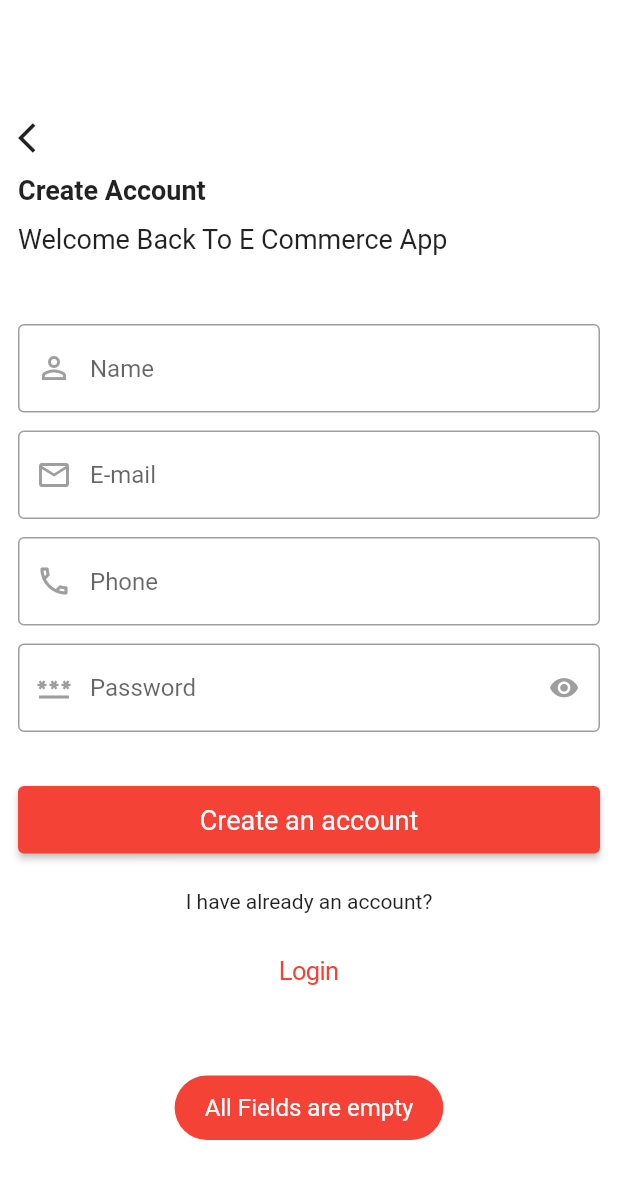
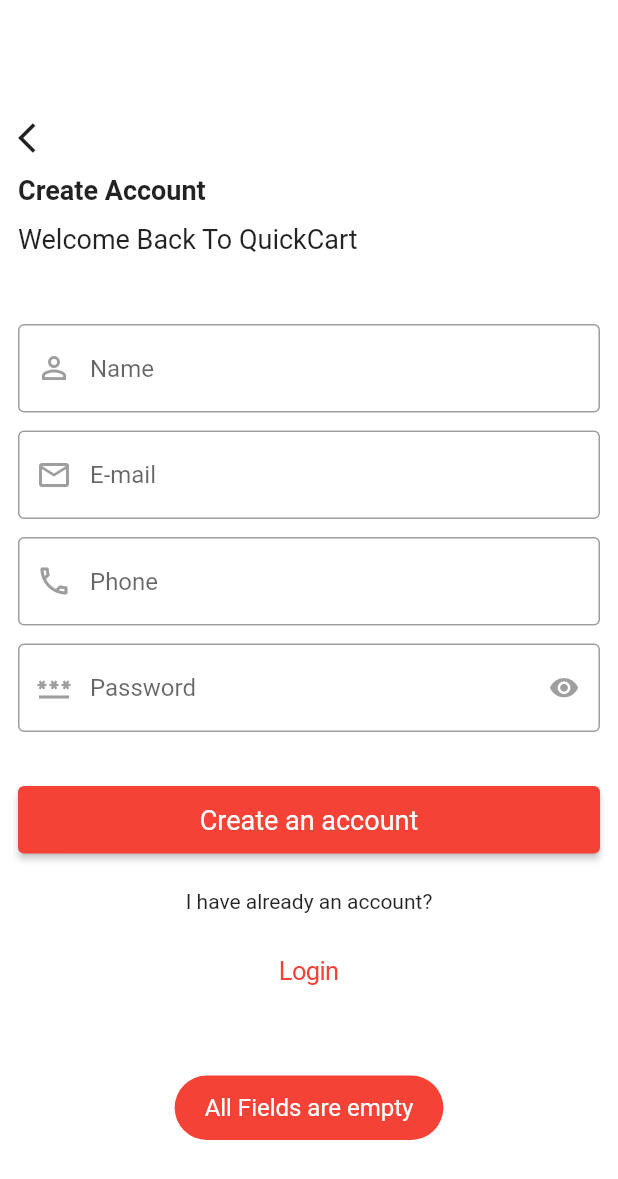
Before and after one commit to melmatx/QuickCart, a Flutter app: the SignUp screen opened directly, after a tap on "Create an account", on a phone screen of 412 x 824 dp. Shown: the top 1179 px of the screen. Run offline on Flutter 3.47's test engine with Material 2 defaults, Android fonts, the phone set to English and light mode, and no system bars; our stand-ins replace cloud_firestore, firebase_auth, firebase_core, firebase_messaging, firebase_storage, fluttertoast and 2 more; missing offline and left inert: flutter_stripe; accounts and stored records are empty; network calls fail.

Commit message:
Minor Changes to Texts

```diff
--- a/lib/screens/account_screen/account_screens.dart
+++ b/lib/screens/account_screen/account_screens.dart
@@ -95,7 +95,7 @@ class _AccountScreenState extends State<AccountScreen> {
                         widget: const FavouriteScreen(), context: context);
                   },
                   leading: const Icon(Icons.favorite_outline),
-                  title: const Text("Favourite"),
+                  title: const Text("Wishlist"),
                 ),
                 ListTile(
                   onTap: () {
--- a/lib/screens/auth_ui/sign_up/sign_up.dart
+++ b/lib/screens/auth_ui/sign_up/sign_up.dart
@@ -33,8 +33,8 @@ class _SignUpState extends State<SignUp> {
           child: Column(
             crossAxisAlignment: CrossAxisAlignment.start,
             children: [
-              const TopTitles(
-                  subtitle: "Welcome Back To E Commerce App",
+              TopTitles(
+                  subtitle: "Welcome Back To $appName",
                   title: "Create Account"),
               const SizedBox(
                 height: 46.0,
@@ -108,7 +108,7 @@ class _SignUpState extends State<SignUp> {
                       email.text, password.text, name.text, phone.text);
                   if (isVaildated) {
                     bool isLogined = await FirebaseAuthHelper.instance
-                        .signUp(name.text, email.text, password.text, context);
+                        .signUp(name.text, email.text, password.text, phone.text, context);
                     if (isLogined) {
                       Routes.instance.pushAndRemoveUntil(
                           widget: const CustomBottomBar(), context: context);
--- a/lib/screens/auth_ui/welcome/welcome.dart
+++ b/lib/screens/auth_ui/welcome/welcome.dart
@@ -19,7 +19,7 @@ class Welcome extends StatelessWidget {
           crossAxisAlignment: CrossAxisAlignment.start,
           children: [
             const TopTitles(
-                subtitle: "Buy AnyItems From Using App ", title: "Welcome"),
+                subtitle: "Your One Stop Shop for All Your Needs", title: "Welcome"),
             Center(
               child: Image.asset(
                 AssetsImages.instance.welcomeImage,
```
